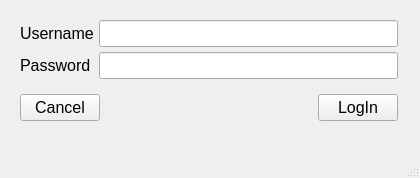
Before: the Qt Designer form S20-21_CPP/Login_1/mainwindow.ui in PhilRoli/School20-21, drawn with Qt 5.
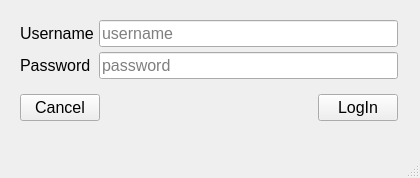
After: the same form once the commit is applied.

Commit message: Added placeholder text

What changed in the file:
```diff
--- a/S20-21_CPP/Login_1/mainwindow.ui
+++ b/S20-21_CPP/Login_1/mainwindow.ui
@@ -78,6 +78,9 @@
          <property name="focusPolicy">
           <enum>Qt::TabFocus</enum>
          </property>
+         <property name="placeholderText">
+          <string>password</string>
+         </property>
         </widget>
        </item>
        <item row="1" column="0">
@@ -129,6 +132,9 @@
          <property name="toolTip">
           <string/>
          </property>
+         <property name="placeholderText">
+          <string>username</string>
+         </property>
         </widget>
        </item>
       </layout>
```
Left out of the diff: 16 changed lines with no effect on the pictures.
